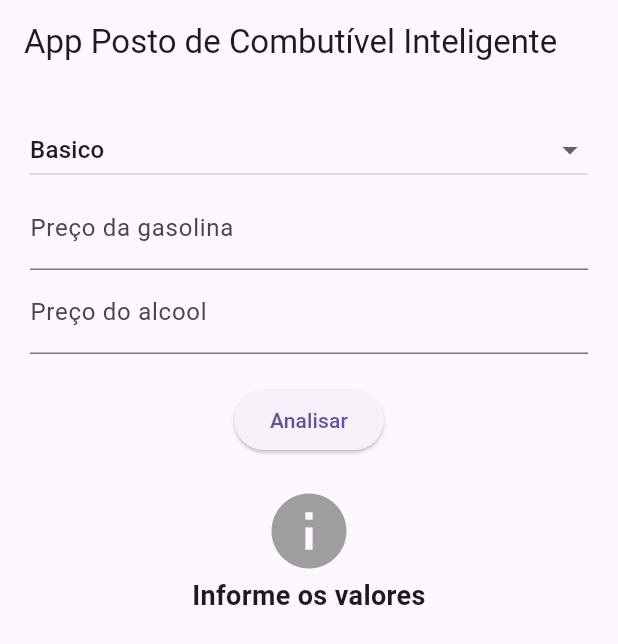
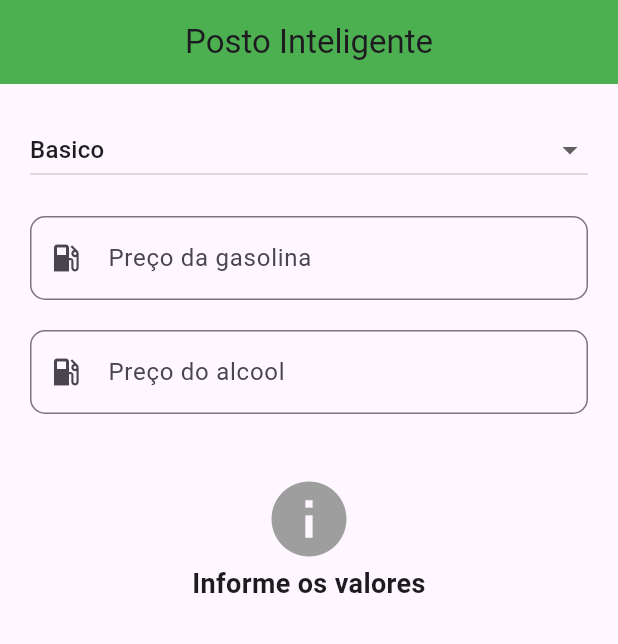
Before and after one commit to CaioHenriqueSoares/App-Posto-de-Combust-vel-Inteligente, a Flutter app: the screen it shows after launch, on a phone screen of 412 x 824 dp. Shown: the top 644 px of the screen. Run offline on Flutter 3.47's test engine with Material 3 defaults, Android fonts, the phone set to English and light mode, and no system bars.

Commit message:
Adição da reatividade automática e mudanças de design

```diff
--- a/combustivel_inteligente/lib/main.dart
+++ b/combustivel_inteligente/lib/main.dart
@@ -50,7 +50,11 @@ class _AnalisadorCombustivelState extends State<AnalisadorCombustivel> {
   @override
   Widget build(BuildContext context) {
     return Scaffold(
-      appBar: AppBar(title: const Text('App Posto de Combutível Inteligente')),
+      appBar: AppBar(
+        title: const Text('Posto Inteligente'),
+        centerTitle: true,
+        backgroundColor: Colors.green,
+        ),
       //body: SingleChildScrollView( // Para evitar overflow quando o teclado aparecer )
       body: Padding(
         padding: const EdgeInsets.all(20),
@@ -62,6 +66,7 @@ class _AnalisadorCombustivelState extends State<AnalisadorCombustivel> {
               isExpanded: true,
               onChanged: (String? novoValor) {
                 setState(() => _nivelFidelidade = novoValor!);
+                _analisar();
               },
               items: ['Basico', 'Prata', 'Ouro']
                   .map(
@@ -70,25 +75,36 @@ class _AnalisadorCombustivelState extends State<AnalisadorCombustivel> {
                   )
                   .toList(),
             ),
+            const SizedBox(height: 20),
             TextField(
               controller: _precoGasolinaController,
-              decoration: const InputDecoration(labelText: 'Preço da gasolina'),
               keyboardType: TextInputType.number,
+              decoration: InputDecoration(
+                labelText: 'Preço da gasolina',
+                prefixIcon: Icon(Icons.local_gas_station),
+                border: OutlineInputBorder(borderRadius: BorderRadius.circular(10)),
+                ),
+                onChanged: (_) => _analisar(),
             ),
+            const SizedBox(height: 20),
             TextField(
               controller: _precoAlcoolController,
-              decoration: const InputDecoration(labelText: 'Preço do alcool'),
               keyboardType: TextInputType.number,
+              decoration: InputDecoration(
+                labelText: 'Preço do alcool',
+                prefixIcon: Icon(Icons.local_gas_station),
+                border: OutlineInputBorder(borderRadius: BorderRadius.circular(10)),
+                ),
+              onChanged: (_) => _analisar(),
             ),
             const SizedBox(height: 20),
-            ElevatedButton(onPressed: _analisar, child: const Text('Analisar')),
             const SizedBox(height: 20),
 
             // 3. TERNÁRIO na Interface (UI)
             Icon(
               _compensa == null
                   ? Icons.info
-                  : (_compensa! ? Icons.check_circle : Icons.cancel),
+                  : (_compensa! ? Icons.local_gas_station : Icons.local_gas_station),
               color: _compensa == null
                   ? Colors.grey
                   : (_compensa! ? Colors.green : Colors.red),
```
Also changed, not shown: combustivel_inteligente/pubspec.lock.
